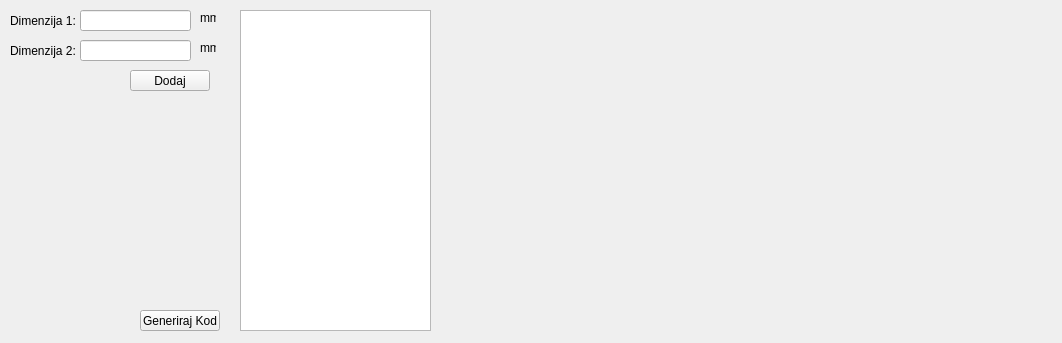
Before: the Qt Designer form src/mainwindow.ui in fvolkanoski/glass-cut-generator, drawn with Qt 5.
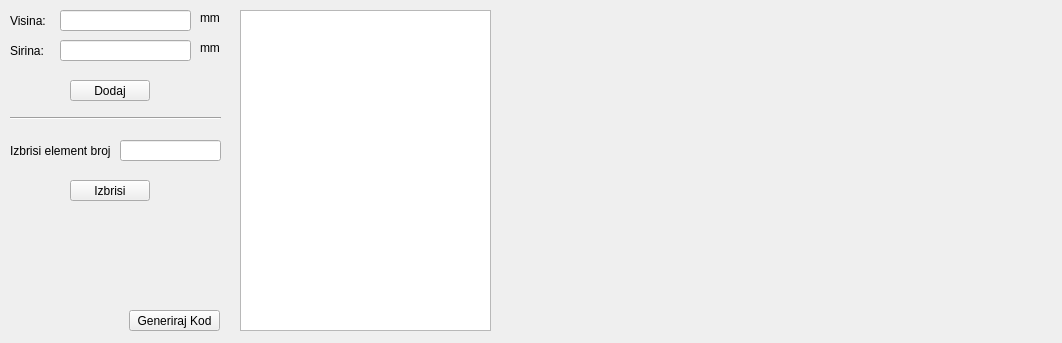
After: the same form once the commit is applied.

Patch:
```diff
--- a/src/mainwindow.ui
+++ b/src/mainwindow.ui
@@ -24,15 +24,15 @@
      </rect>
     </property>
     <property name="text">
-     <string>Dimenzija 1:</string>
+     <string>Visina:</string>
     </property>
    </widget>
    <widget class="QLineEdit" name="le_dimOne">
     <property name="geometry">
      <rect>
-      <x>80</x>
+      <x>60</x>
       <y>10</y>
-      <width>111</width>
+      <width>131</width>
       <height>21</height>
      </rect>
     </property>
@@ -47,15 +47,15 @@
      </rect>
     </property>
     <property name="text">
-     <string>Dimenzija 2:</string>
+     <string>Sirina:</string>
     </property>
    </widget>
    <widget class="QLineEdit" name="le_dimTwo">
     <property name="geometry">
      <rect>
-      <x>80</x>
+      <x>60</x>
       <y>40</y>
-      <width>111</width>
+      <width>131</width>
       <height>21</height>
      </rect>
     </property>
@@ -63,8 +63,8 @@
    <widget class="QPushButton" name="pb_dodaj">
     <property name="geometry">
      <rect>
-      <x>130</x>
-      <y>70</y>
+      <x>70</x>
+      <y>80</y>
       <width>80</width>
       <height>21</height>
      </rect>
@@ -78,7 +78,7 @@
      <rect>
       <x>240</x>
       <y>10</y>
-      <width>191</width>
+      <width>251</width>
       <height>321</height>
      </rect>
     </property>
@@ -91,7 +91,7 @@
      <rect>
       <x>200</x>
       <y>10</y>
-      <width>16</width>
+      <width>21</width>
       <height>16</height>
      </rect>
     </property>
@@ -104,7 +104,7 @@
      <rect>
       <x>200</x>
       <y>40</y>
-      <width>16</width>
+      <width>21</width>
       <height>16</height>
      </rect>
     </property>
@@ -115,9 +115,9 @@
    <widget class="QPushButton" name="pushButton">
     <property name="geometry">
      <rect>
-      <x>140</x>
+      <x>129</x>
       <y>310</y>
-      <width>80</width>
+      <width>91</width>
       <height>21</height>
      </rect>
     </property>
@@ -125,6 +125,55 @@
      <string>Generiraj Kod</string>
     </property>
    </widget>
+   <widget class="Line" name="line">
+    <property name="geometry">
+     <rect>
+      <x>10</x>
+      <y>110</y>
+      <width>211</width>
+      <height>16</height>
+     </rect>
+    </property>
+    <property name="orientation">
+     <enum>Qt::Horizontal</enum>
+    </property>
+   </widget>
+   <widget class="QLabel" name="lb_erase">
+    <property name="geometry">
+     <rect>
+      <x>10</x>
+      <y>140</y>
+      <width>101</width>
+      <height>21</height>
+     </rect>
+    </property>
+    <property name="text">
+     <string>Izbrisi element broj:</string>
+    </property>
+   </widget>
+   <widget class="QLineEdit" name="le_eraseNum">
+    <property name="geometry">
+     <rect>
+      <x>120</x>
+      <y>140</y>
+      <width>101</width>
+      <height>21</height>
+     </rect>
+    </property>
+   </widget>
+   <widget class="QPushButton" name="pb_izbrisi">
+    <property name="geometry">
+     <rect>
+      <x>70</x>
+      <y>180</y>
+      <width>80</width>
+      <height>21</height>
+     </rect>
+    </property>
+    <property name="text">
+     <string>Izbrisi</string>
+    </property>
+   </widget>
   </widget>
  </widget>
  <resources/>
```
